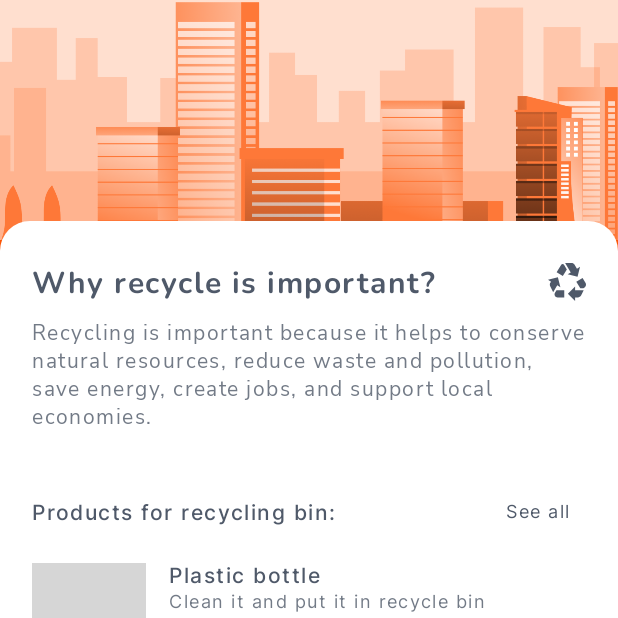
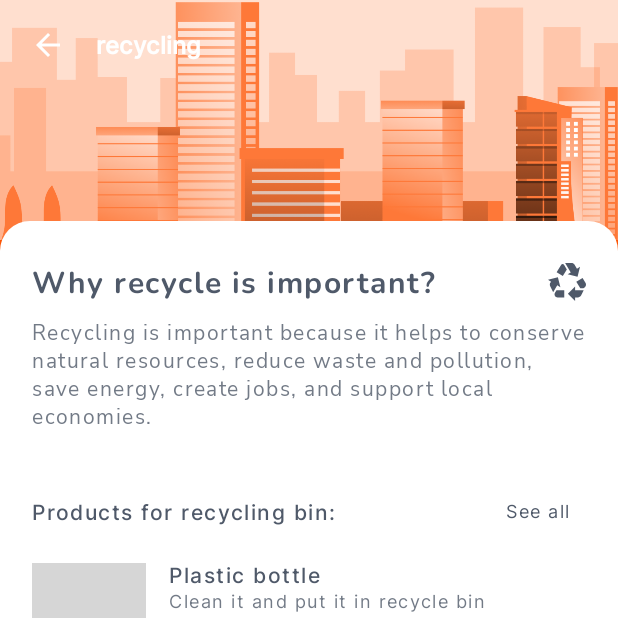
Before and after one commit to Ninise/BinitAndroid, an Android app built with Jetpack Compose: the screen it shows after launch (MainActivity), after a tap on "See all", on a phone screen of 412 x 824 dp, the top half of it. Run offline under Robolectric (Android 15) with nearby library versions, the phone set to English and light mode, and no system bars; our stand-ins replace Dagger/Hilt's generated code; pictures from the network do not load; grey boxes are pictures that could not be loaded.

Commit message:
Finished UI details screen

```diff
--- a/app/src/main/java/com/ndteam/wasteandroidapp/view/main/screens/details/GarbageTypeDetailsScreen.kt
+++ b/app/src/main/java/com/ndteam/wasteandroidapp/view/main/screens/details/GarbageTypeDetailsScreen.kt
@@ -1,6 +1,7 @@
 package com.ndteam.wasteandroidapp.view.main.screens.search
 
 import androidx.compose.foundation.*
+import androidx.compose.foundation.gestures.scrollable
 import androidx.compose.foundation.layout.*
 import androidx.compose.foundation.lazy.LazyColumn
 import androidx.compose.foundation.lazy.LazyRow
@@ -17,7 +18,9 @@ import androidx.compose.runtime.mutableStateOf
 import androidx.compose.runtime.remember
 import androidx.compose.ui.Alignment
 import androidx.compose.ui.Modifier
+import androidx.compose.ui.draw.alpha
 import androidx.compose.ui.draw.clip
+import androidx.compose.ui.graphics.BlurEffect
 import androidx.compose.ui.graphics.Color
 import androidx.compose.ui.graphics.graphicsLayer
 import androidx.compose.ui.layout.ContentScale
@@ -82,12 +85,28 @@ fun GarbageTypeDetailsScreen(navController: NavController?) {
         ),
     )
 
+
+    Box {
+
+
+
+        // the rest
+
         Box(modifier =
         Modifier
             .fillMaxSize()
+            .verticalScroll(scrollState)
             .background(color = pageColor)) {
 
             DetailsHeaderView(headerImage = headerImage, scrollStateValue = scrollState.value)
+
+            Row (modifier = Modifier
+                .fillMaxWidth()
+                .height(60.dp),
+                verticalAlignment = Alignment.CenterVertically
+            ) {
+                ToolbarPlanIconAndTitle(listType = listType)
+            }
 
             Box(
                 modifier =
@@ -97,8 +116,7 @@ fun GarbageTypeDetailsScreen(navController: NavController?) {
                     .background(
                         color = Color.White,
                         RoundedCornerShape(topStart = 20.dp, topEnd = 20.dp)
-                )
-                .verticalScroll(scrollState)) {
+                    )) {
 
                 Column(modifier = Modifier.padding(start = 21.dp, end = 21.dp, top = 28.dp)) {
 
@@ -116,10 +134,65 @@ fun GarbageTypeDetailsScreen(navController: NavController?) {
             }
 
         }
+
+        if (scrollState.value > 0) {
+            Box(
+                modifier = Modifier
+                    .fillMaxWidth()
+                    .height(60.dp)
+
+                    .graphicsLayer {
+                        alpha = scrollState.value / 350f
+                    }
+                ,
+                contentAlignment = Alignment.CenterStart
+            ) {
+                Row (modifier = Modifier
+                    .fillMaxWidth()
+                    .height(60.dp)
+                    .background(pageColor),
+                    verticalAlignment = Alignment.CenterVertically
+                ) {
+                    ToolbarPlanIconAndTitle(listType = listType)
+                }
+            }
+        }
+
+
+    }
+
+}
+
+
+@Composable
+private fun ToolbarPlanIconAndTitle(listType: String) {
+    IconButton(onClick = {
+
+    }) {
+        Icon(
+            Icons.Default.ArrowBack,
+            tint = Color.White,
+            contentDescription = "",
+            modifier = Modifier
+                .padding(start = 15.dp)
+                .size(24.dp)
+        )
+    }
+
+    Text(
+        text = listType,
+        modifier = Modifier.padding(horizontal = 16.dp),
+        fontSize = 16.sp,
+        fontFamily = Inter,
+        fontWeight = FontWeight.Bold,
+        color = Color.White
+    )
 }
 
 @Composable
 private fun DetailsHeaderView(headerImage: Int, scrollStateValue: Int) {
+    Box {
+
         Image(
             painter = painterResource(id = headerImage),
             contentDescription = "City background",
@@ -132,6 +205,8 @@ private fun DetailsHeaderView(headerImage: Int, scrollStateValue: Int) {
                 },
             contentScale = ContentScale.Crop
         )
+    }
+
 }
 
 
@@ -197,7 +272,7 @@ fun GarbageExampleListDetailsView(type: String, garbage: List<GarbageItem>) {
 
     }
 
-    LazyColumn(modifier = Modifier.height(500.dp)) {
+    LazyColumn(modifier = Modifier.height(600.dp)) {
         items(garbage) {
 
             GarbageItemView(
```
Lines whose indentation alone changed are shown as unchanged.
